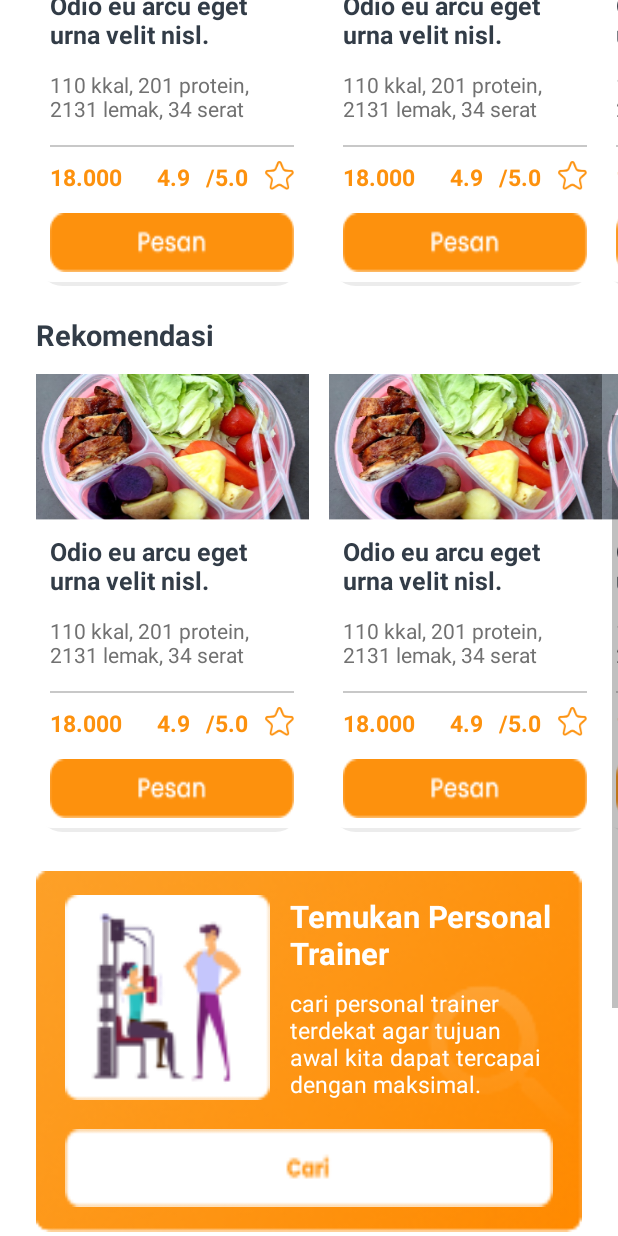
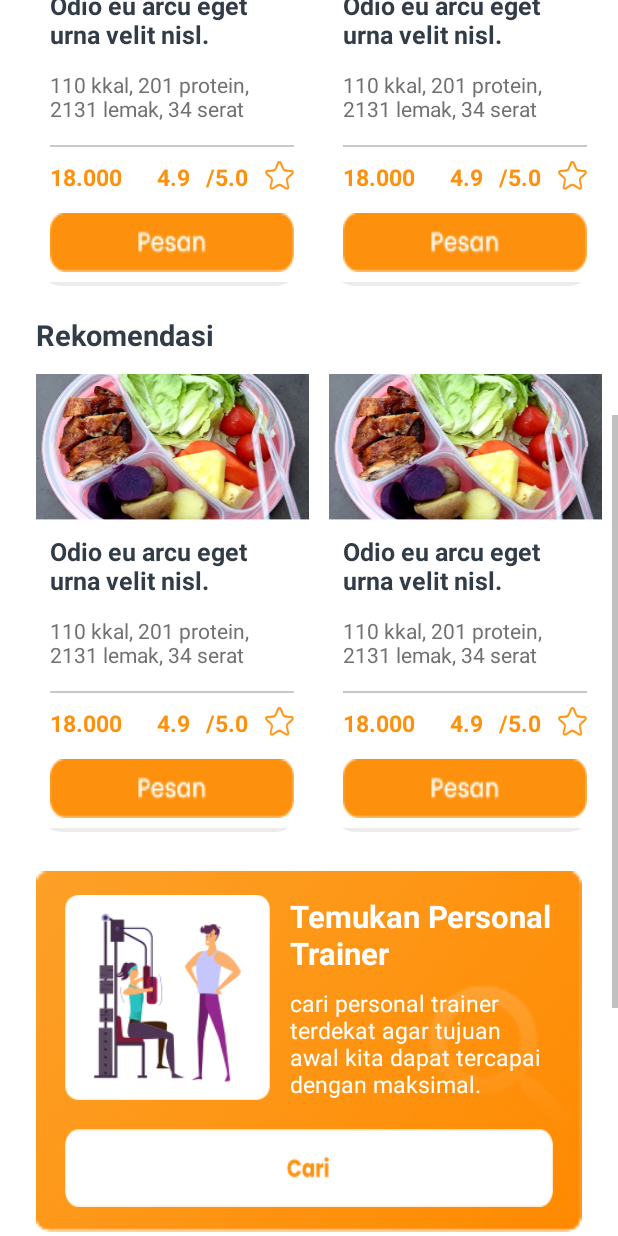
Before and after one commit to asadiiefji/TahesID, an Android app: the screen it shows after launch (Home), scrolled down 576 dp, on a phone screen of 412 x 824 dp. Run offline under Robolectric (Android 15) with nearby library versions, the phone set to English and light mode, and no system bars; our stand-ins replace sdp/ssp sizes.

Commit message:
change resolution image

```diff
--- a/app/src/main/res/layout/activity_home.xml
+++ b/app/src/main/res/layout/activity_home.xml
@@ -560,6 +560,7 @@
                         android:layout_height="@dimen/_235sdp"
                         android:background="@drawable/card_makanan"
                         android:gravity="center_horizontal"
+                        android:layout_marginLeft="@dimen/_10sdp"
                         android:orientation="vertical">
 
                         <ImageView
@@ -858,6 +859,7 @@
                         android:layout_height="@dimen/_235sdp"
                         android:background="@drawable/card_makanan"
                         android:gravity="center_horizontal"
+                        android:layout_marginLeft="@dimen/_10sdp"
                         android:orientation="vertical">
 
                         <ImageView
```
Also changed, not shown: app/src/main/res/drawable-hdpi/btn_cari.png, app/src/main/res/drawable-hdpi/ilustrasi_card_cari.png, app/src/main/res/drawable-ldpi/btn_cari.png, app/src/main/res/drawable-ldpi/ilustrasi_card_cari.png, app/src/main/res/drawable-mdpi/btn_cari.png, app/src/main/res/drawable-mdpi/ilustrasi_card_cari.png, app/src/main/res/drawable-xhdpi/btn_cari.png, app/src/main/res/drawable-xhdpi/ilustrasi_card_cari.png, app/src/main/res/drawable-xxhdpi/btn_cari.png, app/src/main/res/drawable-xxhdpi/ilustrasi_card_cari.png, app/src/main/res/drawable-xxxhdpi/btn_cari.png, app/src/main/res/drawable-xxxhdpi/ilustrasi_card_cari.png.
